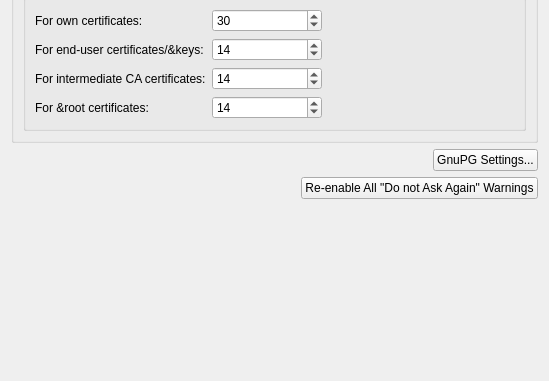
First picture: the form in src/ui/securitypageencryptiontab.ui, repository KDE/kmail, before the edit; both pictures show x 0 to 549 and y 376 to 757 of the 549 by 757 pixel window.
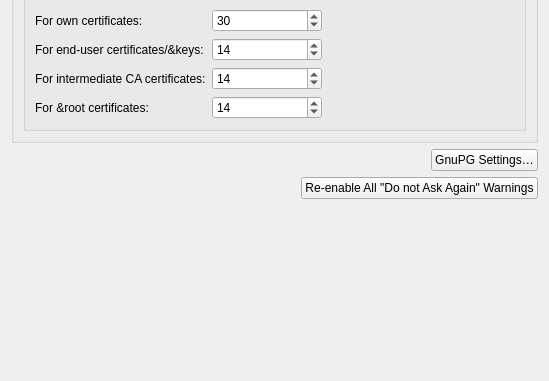
Second picture: the form after the edit. Custom widgets are drawn as their Qt base class.

```diff
--- a/src/ui/securitypageencryptiontab.ui
+++ b/src/ui/securitypageencryptiontab.ui
@@ -351,7 +351,7 @@
      <item>
       <widget class="QPushButton" name="gnupgButton">
        <property name="text">
-        <string>GnuPG Settings...</string>
+        <string>GnuPG Settings…</string>
        </property>
       </widget>
      </item>
```
